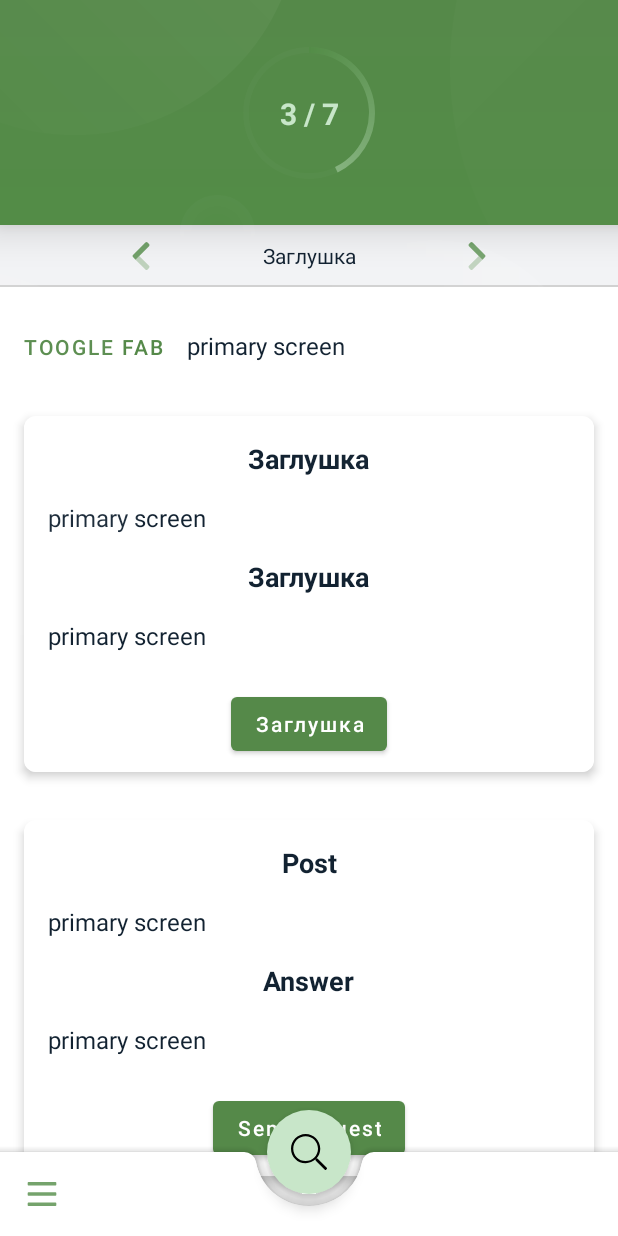
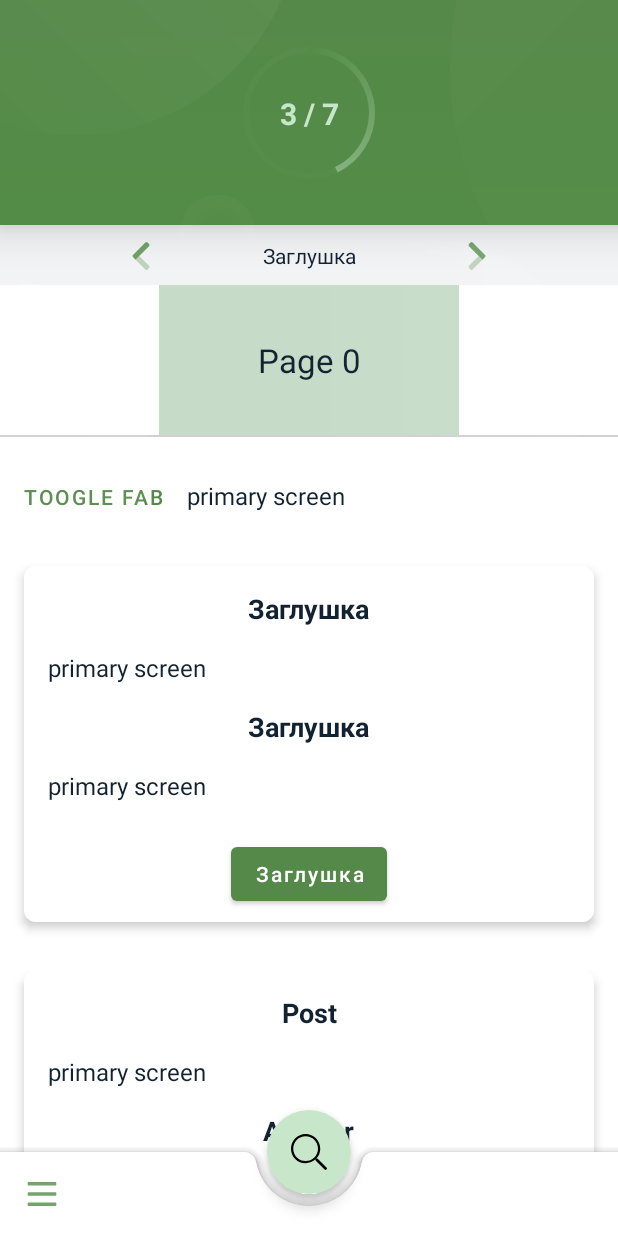
Before and after one commit to jrd-prime/varuna-project, an Android app: the screen it shows after launch (MainActivity), on a phone screen of 412 x 824 dp. Run offline under Robolectric (Android 15) with nearby library versions, the phone set to English and light mode, and no system bars.

Commit message:
ViewPager example

```diff
--- /dev/null
+++ b/app/src/main/java/ru/jrd_prime/trainingdiary/PageFragment.kt
@@ -0,0 +1,63 @@
+package ru.jrd_prime.trainingdiary
+
+import android.graphics.Color
+import android.os.Bundle
+import android.view.LayoutInflater
+import android.view.View
+import android.view.ViewGroup
+import android.widget.TextView
+import androidx.fragment.app.Fragment
+import java.util.*
+
+const val ARGUMENT_PAGE_NUMBER = "arg_page_number"
+
+class PageFragment : Fragment() {
+
+
+    var pageNumber = 0
+    var backColor = 0
+
+    /*
+    Метод newInstance создает новый экземпляр фрагмента и записывает ему в атрибуты число,
+    которое пришло на вход. Это число – номер страницы, которую хочет показать ViewPager.
+    По нему фрагмент будет определять, какое содержимое создавать в фрагменте.
+    */
+    companion object {
+        fun newInstance(page: Int): PageFragment {
+            val pageFragment = PageFragment()
+            val arguments = Bundle()
+            arguments.putInt(ARGUMENT_PAGE_NUMBER, page)
+            pageFragment.setArguments(arguments)
+            return pageFragment
+        }
+    }
+
+    /*
+    В onCreate читаем номер страницы из аргументов.
+    Далее формируем цвет из рандомных компонентов.
+    Он будет использоваться для фона страниц, чтобы визуально отличать одну страницу от другой.
+    */
+    override fun onCreate(savedInstanceState: Bundle?) {
+        super.onCreate(savedInstanceState)
+        pageNumber = requireArguments().getInt(ARGUMENT_PAGE_NUMBER)
+        val rnd = Random()
+        backColor = Color.argb(40, rnd.nextInt(256), rnd.nextInt(256), rnd.nextInt(256))
+    }
+
+    /*
+    В onCreateView создаем View, находим на нем TextView, пишем ему простой текст с номером страницы и ставим фоновый цвет.
+    Т.е. на вход у нас идет номер страницы, а на выходе получаем фрагмент, который отображает этот номер и имеет случайный фоновый цвет.
+*/
+    override fun onCreateView(
+        inflater: LayoutInflater, container: ViewGroup?,
+        savedInstanceState: Bundle?
+    ): View? {
+        val view: View = inflater.inflate(R.layout.fragment, null)
+        val tvPage = view.findViewById(R.id.tvPage) as TextView
+        tvPage.text = "Page $pageNumber"
+        tvPage.setBackgroundColor(backColor)
+        return view
+    }
+
+
+}
--- a/app/src/main/java/ru/jrd_prime/trainingdiary/ui/MainActivity.kt
+++ b/app/src/main/java/ru/jrd_prime/trainingdiary/ui/MainActivity.kt
@@ -1,12 +1,60 @@
 package ru.jrd_prime.trainingdiary.ui
 
+import android.os.Bundle
+import android.util.Log
 import androidx.appcompat.app.AppCompatActivity
-import android.os.Bundle
+import androidx.fragment.app.Fragment
+import androidx.fragment.app.FragmentManager
+import androidx.fragment.app.FragmentPagerAdapter
+import androidx.viewpager.widget.PagerAdapter
+import androidx.viewpager.widget.ViewPager
+import androidx.viewpager.widget.ViewPager.OnPageChangeListener
+import ru.jrd_prime.trainingdiary.PageFragment
 import ru.jrd_prime.trainingdiary.R
 
+const val TAG = "myLogs"
+const val PAGE_COUNT = 10
+
 class MainActivity : AppCompatActivity() {
+//    override fun onCreate(savedInstanceState: Bundle?) {
+//        super.onCreate(savedInstanceState)
+//        setContentView(R.layout.activity_main)
+//    }
+
+
+    var pager: ViewPager? = null
+    var pagerAdapter: PagerAdapter? = null
+
     override fun onCreate(savedInstanceState: Bundle?) {
         super.onCreate(savedInstanceState)
         setContentView(R.layout.activity_main)
+        pager = findViewById(R.id.pager) as ViewPager
+        pagerAdapter = MyFragmentPagerAdapter(supportFragmentManager)
+        pager!!.adapter = pagerAdapter
+        pager!!.setOnPageChangeListener(object : OnPageChangeListener {
+            override fun onPageSelected(position: Int) {
+                Log.d(TAG, "onPageSelected, position = $position")
+            }
+
+            override fun onPageScrolled(
+                position: Int, positionOffset: Float,
+                positionOffsetPixels: Int
+            ) {
+            }
+
+            override fun onPageScrollStateChanged(state: Int) {}
+        })
+    }
+
+    private class MyFragmentPagerAdapter(fm: FragmentManager?) :
+        FragmentPagerAdapter(fm!!) {
+        override fun getItem(position: Int): Fragment {
+
+            return PageFragment.newInstance(position)
+        }
+
+        override fun getCount(): Int {
+            return PAGE_COUNT
+        }
     }
 }
--- /dev/null
+++ b/app/src/main/res/layout/fragment.xml
@@ -0,0 +1,15 @@
+<?xml version="1.0" encoding="utf-8"?>
+<RelativeLayout
+    xmlns:android="http://schemas.android.com/apk/res/android"
+    android:id="@+id/RelativeLayout1"
+    android:layout_width="match_parent"
+    android:layout_height="match_parent"
+    android:orientation="vertical">
+    <TextView
+        android:id="@+id/tvPage"
+        android:layout_width="match_parent"
+        android:layout_height="match_parent"
+        android:gravity="center"
+        android:textAppearance="?android:attr/textAppearanceLarge">
+    </TextView>
+</RelativeLayout>
--- a/app/src/main/res/layout/lay_root_content.xml
+++ b/app/src/main/res/layout/lay_root_content.xml
@@ -28,12 +28,27 @@
             app:layout_constraintTop_toBottomOf="@+id/fr" />
 
 
+        <androidx.viewpager.widget.ViewPager
+            android:id="@+id/pager"
+            android:layout_width="200dp"
+            android:layout_height="100dp"
+            android:background="@color/colorPrimaryLight"
+            app:layout_constraintEnd_toEndOf="parent"
+            app:layout_constraintStart_toStartOf="parent"
+            app:layout_constraintTop_toBottomOf="@+id/incDate">
+
+            <TextView
+                android:layout_width="wrap_content"
+                android:layout_height="wrap_content"
+                android:text="asd" />
+        </androidx.viewpager.widget.ViewPager>
+
         <View
             android:id="@+id/viewCutter"
             android:layout_width="match_parent"
             android:layout_height="1dp"
             android:background="@color/gray"
-            app:layout_constraintTop_toBottomOf="@+id/incDate" />
+            app:layout_constraintTop_toBottomOf="@+id/pager" />
         <!--TOGGLE BUTTON-->
         <LinearLayout
             android:id="@+id/linearLayout"
```
